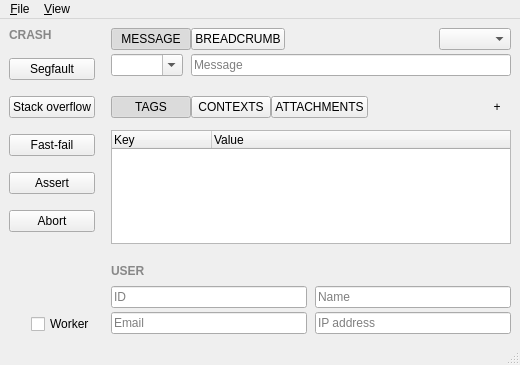
First picture: the form in sentrywindow.ui, repository jpnurmi/sentry-playground, before the edit.
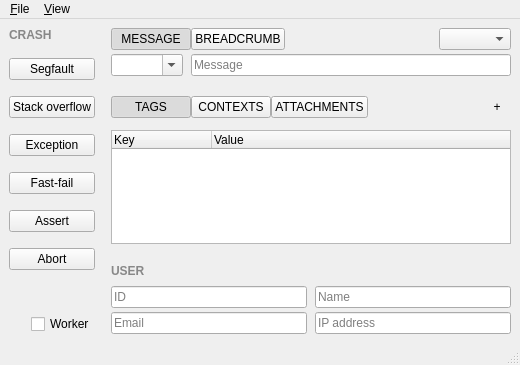
Second picture: the form after the edit.

The edit to the form file:
```diff
--- a/sentrywindow.ui
+++ b/sentrywindow.ui
@@ -46,6 +46,13 @@
           </property>
          </widget>
         </item>
+        <item>
+         <widget class="QPushButton" name="exceptionButton">
+          <property name="text">
+           <string>Exception</string>
+          </property>
+         </widget>
+        </item>
         <item>
          <widget class="QPushButton" name="fastfailButton">
           <property name="text">
```
